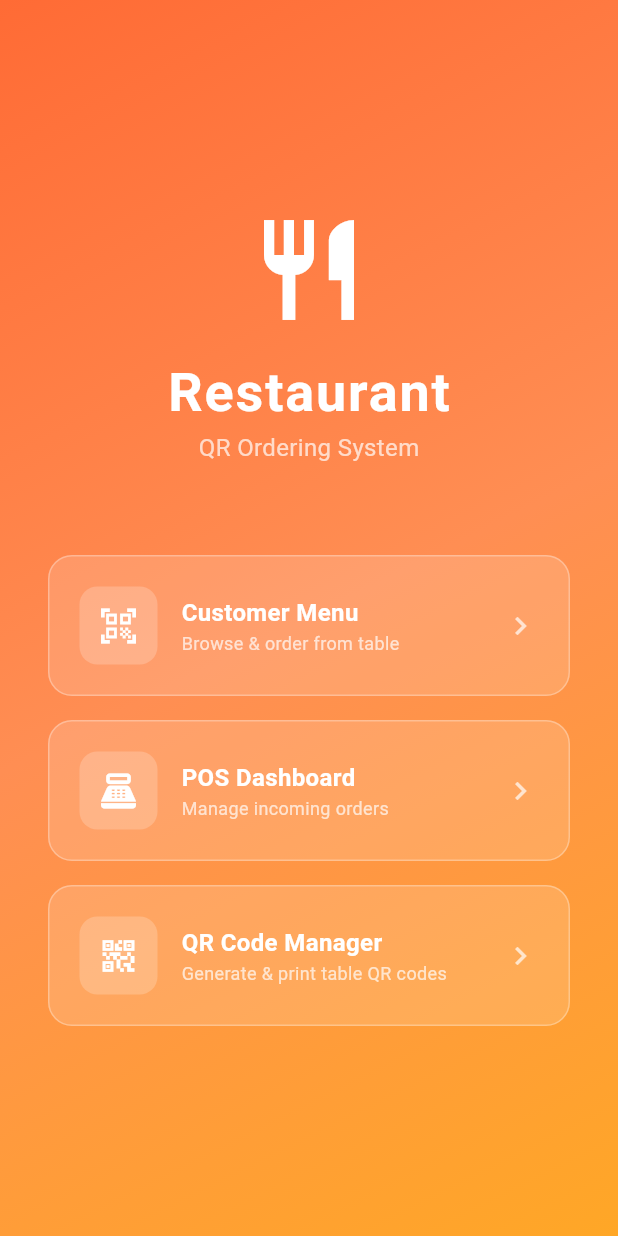
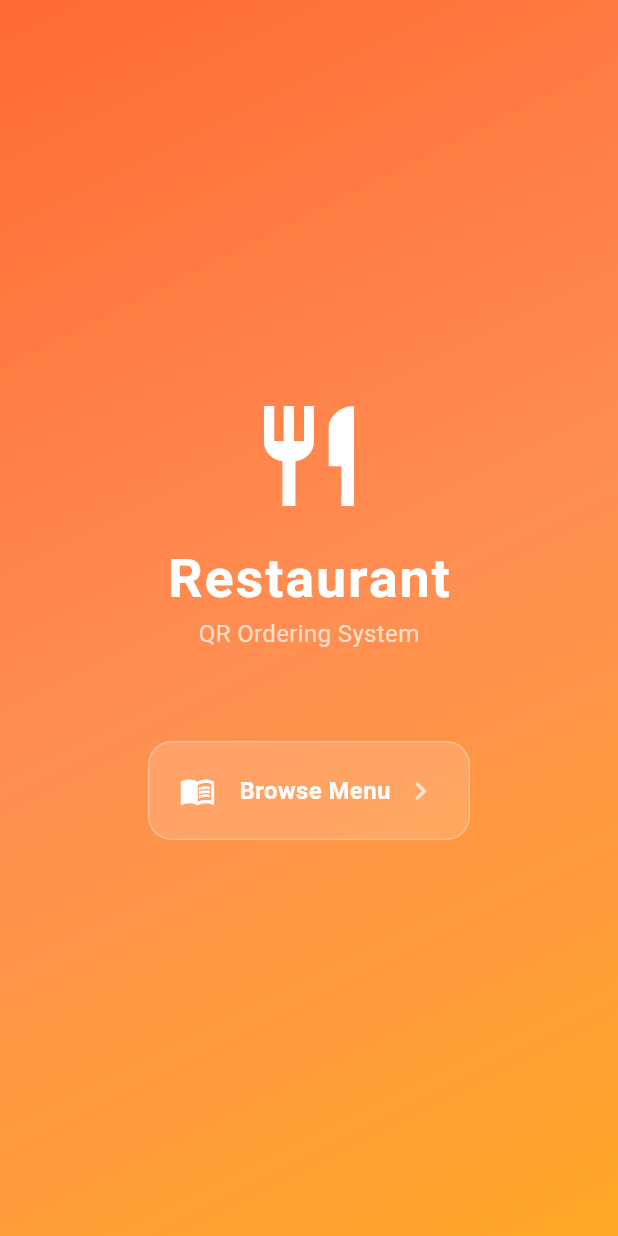
Before and after one commit to indramishra/restaurent-pos-app, a Flutter app: the screen it shows after launch, on a phone screen of 412 x 824 dp. Run offline on Flutter 3.47's test engine with Material 3 defaults, Android fonts, the phone set to English and light mode, and no system bars; our stand-ins replace cloud_firestore, firebase_core, pdf, printing, qr_flutter; accounts and stored records are empty.

Commit message:
pos and customer app changes

```diff
--- a/lib/main.dart
+++ b/lib/main.dart
@@ -3,8 +3,6 @@ import 'package:firebase_core/firebase_core.dart';
 import 'package:provider/provider.dart';
 import 'providers/cart_provider.dart';
 import 'screens/customer/menu_screen.dart';
-import 'screens/pos/dashboard_screen.dart';
-import 'screens/pos/table_qr_screen.dart';
 import 'firebase_options.dart';
 
 void main() async {
@@ -17,13 +15,13 @@ void main() async {
       providers: [
         ChangeNotifierProvider(create: (_) => CartProvider()),
       ],
-      child: const MyApp(),
+      child: const CustomerApp(),
     ),
   );
 }
 
-class MyApp extends StatelessWidget {
-  const MyApp({super.key});
+class CustomerApp extends StatelessWidget {
+  const CustomerApp({super.key});
 
   @override
   Widget build(BuildContext context) {
@@ -35,13 +33,26 @@ class MyApp extends StatelessWidget {
         useMaterial3: true,
         fontFamily: 'sans-serif',
       ),
-      home: const HomeScreen(),
+      home: const CustomerHomeScreen(),
     );
   }
 }
 
-class HomeScreen extends StatelessWidget {
-  const HomeScreen({Key? key}) : super(key: key);
+class CustomerHomeScreen extends StatelessWidget {
+  const CustomerHomeScreen({Key? key}) : super(key: key);
+
+  @override
+  Widget build(BuildContext context) {
+    final table = Uri.base.queryParameters['table'];
+    if (table != null && table.isNotEmpty) {
+      return MenuScreen(tableNumber: table);
+    }
+    return const _CustomerLanding();
+  }
+}
+
+class _CustomerLanding extends StatelessWidget {
+  const _CustomerLanding();
 
   @override
   Widget build(BuildContext context) {
@@ -75,33 +86,41 @@ class HomeScreen extends StatelessWidget {
                   style: TextStyle(color: Colors.white70, fontSize: 16),
                 ),
                 const SizedBox(height: 60),
-                _RoleButton(
-                  icon: Icons.qr_code_scanner,
-                  label: 'Customer Menu',
-                  subtitle: 'Browse & order from table',
+                Material(
+                  color: Colors.white.withOpacity(0.15),
+                  borderRadius: BorderRadius.circular(16),
+                  child: InkWell(
+                    borderRadius: BorderRadius.circular(16),
                     onTap: () => Navigator.push(
                       context,
-                    MaterialPageRoute(builder: (_) => const MenuScreen(tableNumber: '1')),
+                      MaterialPageRoute(
+                        builder: (_) => const MenuScreen(tableNumber: '1'),
                       ),
                     ),
-                const SizedBox(height: 16),
-                _RoleButton(
-                  icon: Icons.point_of_sale,
-                  label: 'POS Dashboard',
-                  subtitle: 'Manage incoming orders',
-                  onTap: () => Navigator.push(
-                    context,
-                    MaterialPageRoute(builder: (_) => const DashboardScreen()),
+                    child: Container(
+                      padding: const EdgeInsets.all(20),
+                      decoration: BoxDecoration(
+                        borderRadius: BorderRadius.circular(16),
+                        border: Border.all(color: Colors.white30),
+                      ),
+                      child: const Row(
+                        mainAxisSize: MainAxisSize.min,
+                        children: [
+                          Icon(Icons.menu_book, color: Colors.white),
+                          SizedBox(width: 16),
+                          Text(
+                            'Browse Menu',
+                            style: TextStyle(
+                              color: Colors.white,
+                              fontWeight: FontWeight.bold,
+                              fontSize: 16,
                             ),
                           ),
-                const SizedBox(height: 16),
-                _RoleButton(
-                  icon: Icons.qr_code_2,
-                  label: 'QR Code Manager',
-                  subtitle: 'Generate & print table QR codes',
-                  onTap: () => Navigator.push(
-                    context,
-                    MaterialPageRoute(builder: (_) => const TableQRScreen()),
+                          SizedBox(width: 8),
+                          Icon(Icons.chevron_right, color: Colors.white70),
+                        ],
+                      ),
+                    ),
                   ),
                 ),
               ],
@@ -112,71 +131,3 @@ class HomeScreen extends StatelessWidget {
     );
   }
 }
-
-class _RoleButton extends StatelessWidget {
-  final IconData icon;
-  final String label;
-  final String subtitle;
-  final VoidCallback onTap;
-
-  const _RoleButton({
-    required this.icon,
-    required this.label,
-    required this.subtitle,
-    required this.onTap,
-  });
-
-  @override
-  Widget build(BuildContext context) {
-    return Padding(
-      padding: const EdgeInsets.symmetric(horizontal: 32),
-      child: Material(
-        color: Colors.white.withOpacity(0.15),
-        borderRadius: BorderRadius.circular(16),
-        child: InkWell(
-          borderRadius: BorderRadius.circular(16),
-          onTap: onTap,
-          child: Container(
-            padding: const EdgeInsets.all(20),
-            decoration: BoxDecoration(
-              borderRadius: BorderRadius.circular(16),
-              border: Border.all(color: Colors.white30),
-            ),
-            child: Row(
-              children: [
-                Container(
-                  padding: const EdgeInsets.all(12),
-                  decoration: BoxDecoration(
-                    color: Colors.white.withOpacity(0.2),
-                    borderRadius: BorderRadius.circular(12),
-                  ),
-                  child: Icon(icon, color: Colors.white, size: 28),
-                ),
-                const SizedBox(width: 16),
-                Column(
-                  crossAxisAlignment: CrossAxisAlignment.start,
-                  children: [
-                    Text(
-                      label,
-                      style: const TextStyle(
-                        color: Colors.white,
-                        fontWeight: FontWeight.bold,
-                        fontSize: 16,
-                      ),
-                    ),
-                    Text(
-                      subtitle,
-                      style: const TextStyle(color: Colors.white70, fontSize: 12),
-                    ),
-                  ],
-                ),
-                const Spacer(),
-                const Icon(Icons.chevron_right, color: Colors.white70),
-              ],
-            ),
-          ),
-        ),
-      ),
-    );
-  }
-}
--- /dev/null
+++ b/lib/main_pos.dart
@@ -0,0 +1,30 @@
+import 'package:flutter/material.dart';
+import 'package:firebase_core/firebase_core.dart';
+import 'screens/pos/dashboard_screen.dart';
+import 'firebase_options.dart';
+
+void main() async {
+  WidgetsFlutterBinding.ensureInitialized();
+  await Firebase.initializeApp(
+    options: DefaultFirebaseOptions.currentPlatform,
+  );
+  runApp(const PosApp());
+}
+
+class PosApp extends StatelessWidget {
+  const PosApp({super.key});
+
+  @override
+  Widget build(BuildContext context) {
+    return MaterialApp(
+      title: 'Restaurant POS',
+      debugShowCheckedModeBanner: false,
+      theme: ThemeData(
+        colorScheme: ColorScheme.fromSeed(seedColor: Colors.deepOrange),
+        useMaterial3: true,
+        fontFamily: 'sans-serif',
+      ),
+      home: const DashboardScreen(),
+    );
+  }
+}
```
Also changed, not shown: firebase.json, 5 other files. Lines whose indentation alone changed are shown as unchanged.
